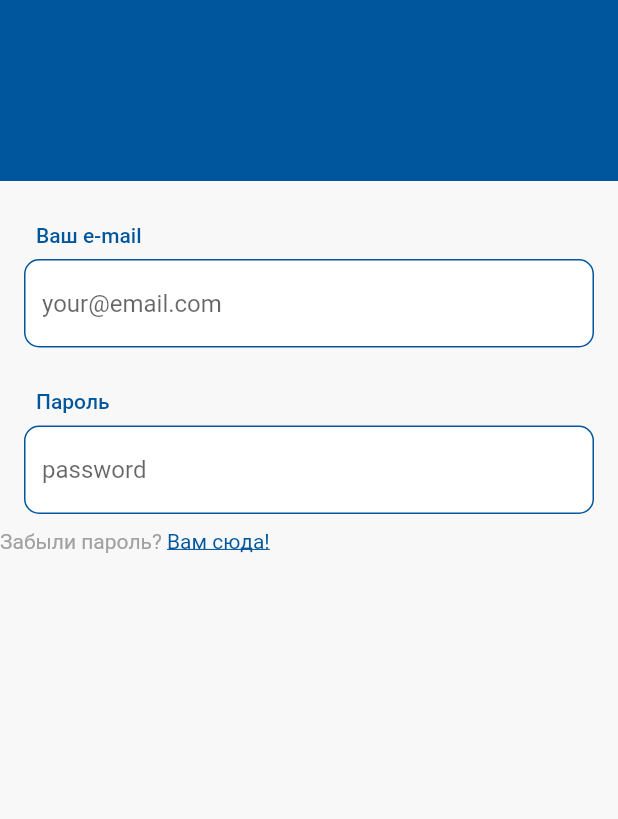
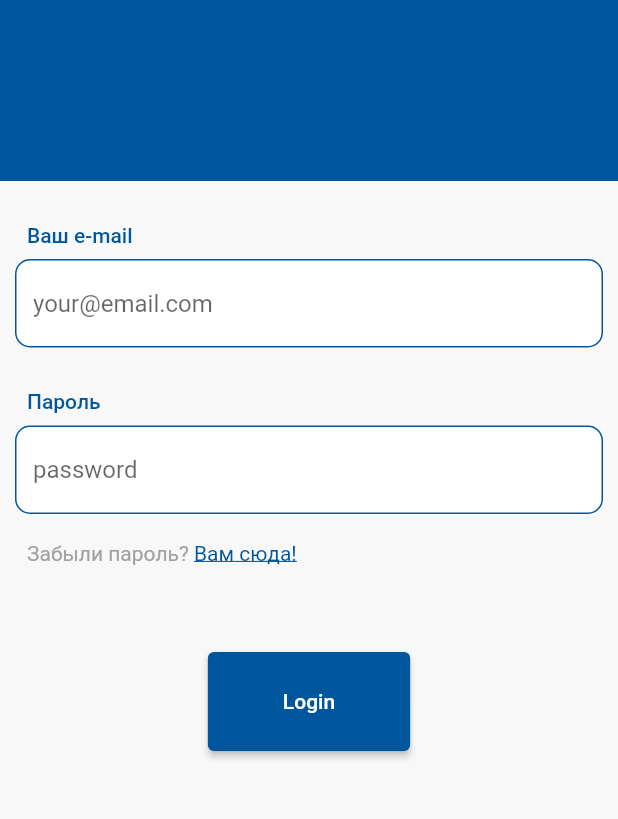
Before and after one commit to alimardonbegov/advanture_login_page, a Flutter app: the screen it shows after launch, on a phone screen of 412 x 824 dp, the part 269-1088 px from its top. Run offline on Flutter 3.47's test engine with Material 2 defaults, Android fonts, the phone set to English and light mode, and no system bars.

Commit message:
fix inputs and link desc layout, add button

```diff
--- a/lib/widgets/Login.dart
+++ b/lib/widgets/Login.dart
@@ -18,10 +18,53 @@ class Login extends StatelessWidget {
             child: Column(
               children: [
                 _Logo(),
-                _ValidationArea(labelText: inputTexts),
-                _ForgetPassword(linkPage: "https://advanture.me/"),
+                _Inputs(inputTexts: inputTexts),
+                SizedBox(height: 50),
+                _ButtonLogin()
               ],
             )));
+  }
+}
+
+class _ButtonLogin extends StatelessWidget {
+  const _ButtonLogin({
+    Key? key,
+  }) : super(key: key);
+
+  @override
+  Widget build(BuildContext context) {
+    return Container(
+      child: ElevatedButton(
+          child: Text("Login"),
+          onPressed: () => {null},
+          style: ElevatedButton.styleFrom(
+              backgroundColor: blueColor,
+              padding: EdgeInsets.fromLTRB(50, 25, 50, 25))),
+    );
+  }
+}
+
+class _Inputs extends StatelessWidget {
+  const _Inputs({
+    Key? key,
+    required this.inputTexts,
+  }) : super(key: key);
+
+  final List<InputLabels> inputTexts;
+
+  @override
+  Widget build(BuildContext context) {
+    return Container(
+      width: double.infinity,
+      padding: EdgeInsets.fromLTRB(10, 0, 10, 0),
+      child: Column(
+        mainAxisAlignment: MainAxisAlignment.start,
+        children: [
+          _ValidationArea(labelText: inputTexts),
+          _ForgetPassword(linkPage: "https://advanture.me/"),
+        ],
+      ),
+    );
   }
 }
 
@@ -34,12 +77,13 @@ class _ForgetPassword extends StatelessWidget {
 
   @override
   Widget build(BuildContext context) {
-    return Center(
+    return Container(
       child: Link(
           uri: Uri.parse(linkPage),
           builder: (context, followLink) {
             return Container(
               alignment: Alignment.centerLeft,
+              padding: EdgeInsets.all(8.0),
               child: RichText(
                   text: TextSpan(children: [
                 TextSpan(
@@ -74,7 +118,6 @@ class _ValidationArea extends StatelessWidget {
   @override
   Widget build(BuildContext context) {
     return Container(
-        width: 400,
         padding: EdgeInsets.only(top: 10),
         child: Column(
           mainAxisAlignment: MainAxisAlignment.start,
@@ -90,8 +133,7 @@ class _ValidationWidget extends StatelessWidget {
   @override
   Widget build(BuildContext context) {
     return Container(
-        width: 400,
-        padding: EdgeInsets.all(10),
+        padding: EdgeInsets.fromLTRB(0, 10, 0, 10),
         child: Column(mainAxisAlignment: MainAxisAlignment.start, children: [
           Container(
               alignment: Alignment.centerLeft,
```
Also changed, not shown: 1 other file.
